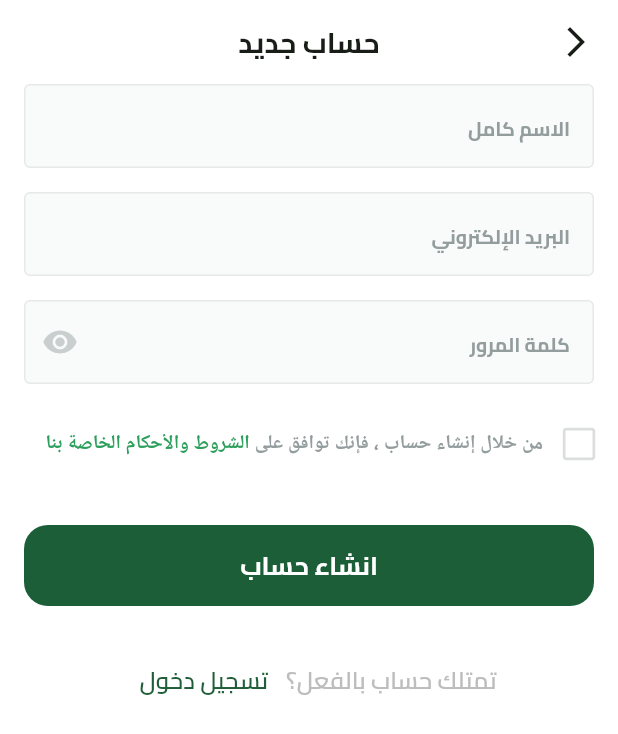
After one commit to AbdullahMohamedAlSayedAbed/fruit, a Flutter app: the SignUpView screen opened by its route, on a phone screen of 412 x 824 dp. The commit adds this screen. Shown: the top 734 px of the screen. Run offline on Flutter 3.47's test engine with Material 3 defaults, Android fonts, the phone set to English and light mode, and no system bars; our stand-ins replace dots_indicator, shared_preferences; missing offline and left inert: svg_flutter; accounts and stored records are empty.

Commit message:
sign up UI Done ✔️✔️

```diff
--- a/lib/Features/auth/login/presentation/views/login_view.dart
+++ b/lib/Features/auth/presentation/views/login_view.dart
@@ -9,7 +9,7 @@ class LoginView extends StatelessWidget {
   @override
   Widget build(BuildContext context) {
     return Scaffold(
-      appBar: customAppBar(context),
+      appBar: customAppBar(context,title: 'تسجيل دخول'),
       body: const LoginViewBody(),
     );
   }
--- /dev/null
+++ b/lib/Features/auth/presentation/views/sign_up_view.dart
@@ -0,0 +1,18 @@
+import 'package:flutter/material.dart';
+import 'package:fruit/core/widgets/custom_app_bar.dart';
+
+import '../widgets/sign_up_view_body.dart';
+
+class SignUpView extends StatelessWidget {
+  const SignUpView({super.key});
+
+  @override
+  Widget build(BuildContext context) {
+    return Scaffold(
+      appBar: customAppBar(context,title: 'حساب جديد',onPressed: () {
+        Navigator.of(context).pop();
+      },),
+      body: const SignUpViewBody(),
+    );
+  }
+}
--- a/lib/Features/auth/login/presentation/widgets/dont_have_account_widget.dart
+++ b/lib/Features/auth/presentation/widgets/dont_have_account_widget.dart
@@ -1,5 +1,6 @@
 import 'package:flutter/material.dart';
 import 'package:fruit/core/Utils/app_colors.dart';
+import 'package:fruit/core/Utils/app_router.dart';
 import 'package:fruit/core/Utils/app_style.dart';
 
 class DontHaveAccountWidget extends StatelessWidget {
@@ -18,7 +19,9 @@ class DontHaveAccountWidget extends StatelessWidget {
               AppStyle.body16Semibold.copyWith(color: Colors.grey[400]),
         ),
         TextButton(
-            onPressed: () {},
+            onPressed: () {
+              Navigator.of(context).pushNamed(AppRouter.signUp);
+            },
             child: Text(
               'انشاء حساب',
               style: AppStyle.body16Semibold
--- /dev/null
+++ b/lib/Features/auth/presentation/widgets/have_account.dart
@@ -0,0 +1,28 @@
+import 'package:flutter/material.dart';
+import 'package:fruit/core/Utils/app_colors.dart';
+import 'package:fruit/core/Utils/app_style.dart';
+
+class HaveAccount extends StatelessWidget {
+  const HaveAccount({super.key});
+
+  @override
+  Widget build(BuildContext context) {
+    return Row(
+      mainAxisAlignment: MainAxisAlignment.center,
+      children: [
+        Text(
+          'تمتلك حساب بالفعل؟',
+          style: AppStyle.body16Semibold.copyWith(color: Colors.grey[400]),
+        ),
+        TextButton(
+            onPressed: () {
+              Navigator.of(context).pop();
+            },
+            child: Text(
+              'تسجيل دخول',
+              style: AppStyle.body16Semibold.copyWith(color: AppColors.primary),
+            ))
+      ],
+    );
+  }
+}
--- /dev/null
+++ b/lib/Features/auth/presentation/widgets/sign_up_view_body.dart
@@ -0,0 +1,49 @@
+import 'package:flutter/material.dart';
+import 'package:fruit/constants.dart';
+import 'package:fruit/core/Utils/app_colors.dart';
+import 'package:fruit/core/Utils/app_router.dart';
+import 'package:fruit/core/Utils/app_style.dart';
+import 'package:fruit/core/widgets/custom_buttton.dart';
+import 'package:fruit/core/widgets/custom_text_form_field.dart';
+
+import 'have_account.dart';
+import 'terms_and_conditions_widget.dart';
+
+class SignUpViewBody extends StatelessWidget {
+  const SignUpViewBody({super.key});
+
+  @override
+  Widget build(BuildContext context) {
+    return SingleChildScrollView(
+      child: Padding(
+        padding: const EdgeInsets.symmetric(horizontal: kHorizontalPadding),
+        child: Column(
+          children: [
+            const CustomTextFormField(hintText: 'الاسم كامل'),
+            const SizedBox(height: 16),
+            const CustomTextFormField(hintText: 'البريد الإلكتروني'),
+            const SizedBox(height: 16),
+            CustomTextFormField(
+              hintText: 'كلمة المرور',
+              suffixIcon: IconButton(
+                  onPressed: () {},
+                  icon: const Icon(
+                    Icons.visibility,
+                    color: Color(0xffC9CECE),
+                  )),
+            ),
+            const SizedBox(height: 16),
+            const TermsAndConditionsWidget(),
+            const SizedBox(height: 30),
+            CustomButton(
+              text: 'انشاء حساب',
+              onTap: () {},
+            ),
+            const SizedBox(height: 26),
+            const HaveAccount(),
+          ],
+        ),
+      ),
+    );
+  }
+}
--- /dev/null
+++ b/lib/Features/auth/presentation/widgets/terms_and_conditions_widget.dart
@@ -0,0 +1,76 @@
+import 'package:flutter/material.dart';
+import 'package:fruit/core/Utils/app_colors.dart';
+import 'package:fruit/core/Utils/app_style.dart';
+
+class TermsAndConditionsWidget extends StatefulWidget {
+  const TermsAndConditionsWidget({super.key});
+
+  @override
+  State<TermsAndConditionsWidget> createState() =>
+      _TermsAndConditionsWidgetState();
+}
+
+class _TermsAndConditionsWidgetState extends State<TermsAndConditionsWidget> {
+  bool valueCheckBox = false;
+  @override
+  Widget build(BuildContext context) {
+    return Transform.translate(
+      offset: const Offset(14, 0),
+      child: Row(
+        children: [
+          Transform.scale(
+            scale: 1.2,
+            child: Checkbox(
+              value: valueCheckBox,
+              side: const BorderSide(width: 1.5, color: Color(0xFFDCDEDE)),
+              activeColor: const Color(0xFF2D9F5D),
+              onChanged: (value) {
+                valueCheckBox = value??false;
+                setState(() {});
+              },
+            ),
+          ),
+          Expanded(
+            child: Text.rich(
+              TextSpan(
+                children: [
+                  TextSpan(
+                      text: 'من خلال إنشاء حساب ، فإنك توافق على ',
+                      style: AppStyle.body13Semibold.copyWith(
+                        color: const Color(0xFF949D9E),
+                      )),
+                  TextSpan(
+                      text: 'الشروط والأحكام',
+                      style: AppStyle.body13Semibold.copyWith(
+                        color: AppColors.lightPrimary,
+                      )),
+                  TextSpan(
+                      text: ' ',
+                      style: AppStyle.body13Semibold.copyWith(
+                        color: const Color(0xFF616A6B),
+                      )),
+                  TextSpan(
+                      text: 'الخاصة',
+                      style: AppStyle.body13Semibold.copyWith(
+                        color: AppColors.lightPrimary,
+                      )),
+                  TextSpan(
+                      text: ' ',
+                      style: AppStyle.body13Semibold.copyWith(
+                        color: const Color(0xFF616A6B),
+                      )),
+                  TextSpan(
+                      text: 'بنا',
+                      style: AppStyle.body13Semibold.copyWith(
+                        color: AppColors.lightPrimary,
+                      )),
+                ],
+              ),
+              textAlign: TextAlign.right,
+            ),
+          ),
+        ],
+      ),
+    );
+  }
+}
--- a/lib/core/Utils/app_router.dart
+++ b/lib/core/Utils/app_router.dart
@@ -1,5 +1,6 @@
 import 'package:flutter/material.dart';
-import 'package:fruit/Features/auth/login/presentation/views/login_view.dart';
+import 'package:fruit/Features/auth/presentation/views/login_view.dart';
+import 'package:fruit/Features/auth/presentation/views/sign_up_view.dart';
 import 'package:fruit/Features/on_boarding/presentation/views/on_boarding_view.dart';
 import 'package:fruit/Features/splash/presentation/views/splash_view.dart';
 
@@ -7,6 +8,7 @@ class AppRouter {
   static const String splash = 'splash';
   static const String onBoarding = 'onBoarding';
   static const String login = 'login';
+  static const String signUp = 'signUp';
   static Route<dynamic> onGenerateRoute(RouteSettings settings) {
 
     switch (settings.name) {
@@ -16,6 +18,8 @@ class AppRouter {
       return MaterialPageRoute(builder: (context) => const OnBoardingView());
       case login:
       return MaterialPageRoute(builder: (context) => const LoginView());
+      case signUp:
+      return MaterialPageRoute(builder: (context) => const SignUpView());
       default:
         return MaterialPageRoute(builder: (context) => const Scaffold());
     }
--- a/lib/core/widgets/custom_app_bar.dart
+++ b/lib/core/widgets/custom_app_bar.dart
@@ -1,18 +1,16 @@
   import 'package:flutter/material.dart';
 import 'package:fruit/core/Utils/app_style.dart';
 
-AppBar customAppBar(BuildContext context) {
+AppBar customAppBar(BuildContext context,{required String title, void Function()? onPressed}) {
     return AppBar(
       backgroundColor: Colors.white,
-      title: const Text(
-        'تسجيل دخول',
+      title:  Text(
+        title,
         style: AppStyle.body19Bold,
       ),
       centerTitle: true,
       leading: IconButton(
-          onPressed: () {
-            Navigator.pop(context);
-          },
+          onPressed: onPressed,
           icon: const Icon(Icons.arrow_back_ios_new)),
     );
   }
```
Also changed, not shown: lib/Features/auth/presentation/widgets/login_view_body.dart (renamed from lib/Features/auth/login/presentation/widgets/login_view_body.dart), lib/Features/auth/presentation/widgets/or_divider.dart (renamed from lib/Features/auth/login/presentation/widgets/or_divider.dart), lib/Features/auth/presentation/widgets/social_login_button.dart (renamed from lib/Features/auth/login/presentation/widgets/social_login_button.dart).
